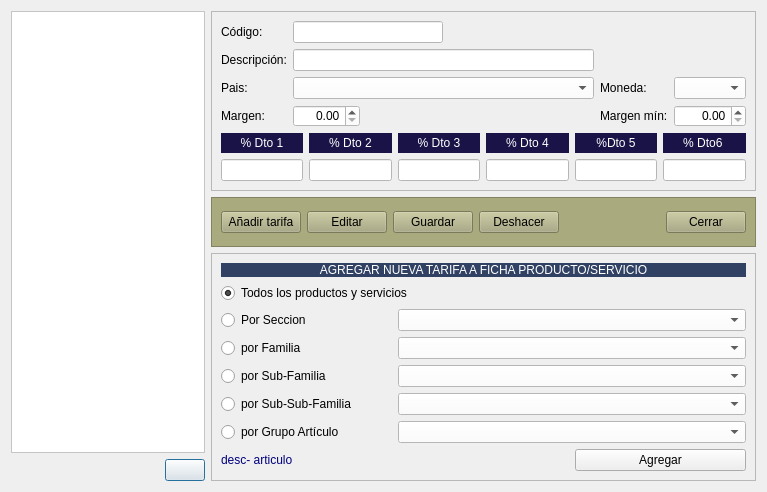
The window that Almacen/frmtipostarifa.ui (arcnexus/RedFoX) describes before a commit, drawn with Qt 5.
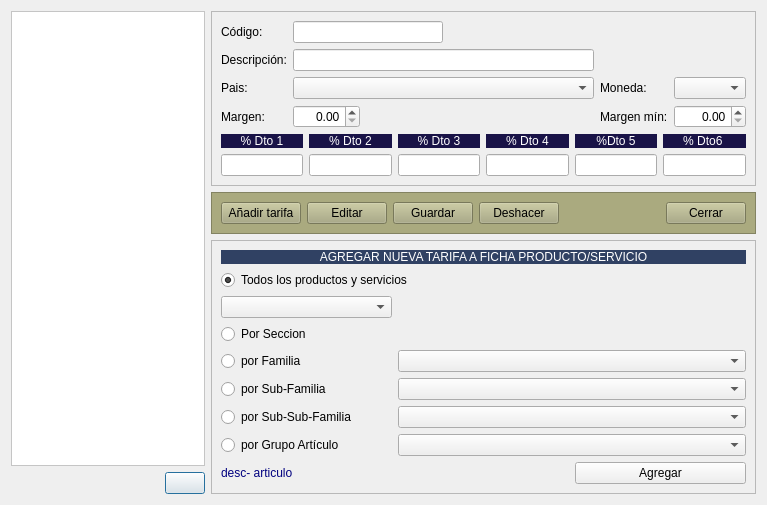
The same window after the commit. Icons and pictures are not drawn.

The edit to the form file:
```diff
--- a/Almacen/frmtipostarifa.ui
+++ b/Almacen/frmtipostarifa.ui
@@ -48,9 +48,6 @@
           <height>16777215</height>
          </size>
         </property>
-        <property name="styleSheet">
-         <string notr="true">background-color: rgb(255, 255, 255);</string>
-        </property>
        </widget>
       </item>
       <item row="1" column="0">
@@ -67,11 +64,7 @@
        </widget>
       </item>
       <item row="1" column="1">
-       <widget class="QLineEdit" name="txtDescripcion">
-        <property name="styleSheet">
-         <string notr="true">background-color: rgb(255, 255, 255);</string>
-        </property>
-       </widget>
+       <widget class="QLineEdit" name="txtDescripcion"/>
       </item>
       <item row="2" column="0">
        <widget class="QLabel" name="label_6">
@@ -81,11 +74,7 @@
        </widget>
       </item>
       <item row="2" column="1">
-       <widget class="QComboBox" name="cboPais">
-        <property name="styleSheet">
-         <string notr="true">background-color: rgb(255, 255, 255);</string>
-        </property>
-       </widget>
+       <widget class="QComboBox" name="cboPais"/>
       </item>
       <item row="2" column="2">
        <widget class="QLabel" name="label_7">
@@ -95,11 +84,7 @@
        </widget>
       </item>
       <item row="2" column="3">
-       <widget class="QComboBox" name="cboMoneda">
-        <property name="styleSheet">
-         <string notr="true">background-color: rgb(255, 255, 255);</string>
-        </property>
-       </widget>
+       <widget class="QComboBox" name="cboMoneda"/>
       </item>
       <item row="3" column="0">
        <widget class="QLabel" name="label_13">
@@ -116,9 +101,6 @@
           <height>16777215</height>
          </size>
         </property>
-        <property name="styleSheet">
-         <string notr="true">background-color: rgb(255, 255, 255);</string>
-        </property>
         <property name="alignment">
          <set>Qt::AlignRight|Qt::AlignTrailing|Qt::AlignVCenter</set>
         </property>
@@ -133,9 +115,6 @@
       </item>
       <item row="3" column="3">
        <widget class="QDoubleSpinBox" name="spnMargen_min">
-        <property name="styleSheet">
-         <string notr="true">background-color: rgb(255, 255, 255);</string>
-        </property>
         <property name="alignment">
          <set>Qt::AlignRight|Qt::AlignTrailing|Qt::AlignVCenter</set>
         </property>
@@ -228,46 +207,22 @@
          </widget>
         </item>
         <item row="1" column="0">
-         <widget class="QLineEdit" name="txtporc_dto1">
-          <property name="styleSheet">
-           <string notr="true">background-color: rgb(255, 255, 255);</string>
-          </property>
-         </widget>
+         <widget class="QLineEdit" name="txtporc_dto1"/>
         </item>
         <item row="1" column="1">
-         <widget class="QLineEdit" name="txtporc_dto2">
-          <property name="styleSheet">
-           <string notr="true">background-color: rgb(255, 255, 255);</string>
-          </property>
-         </widget>
+         <widget class="QLineEdit" name="txtporc_dto2"/>
         </item>
         <item row="1" column="2">
-         <widget class="QLineEdit" name="txtporc_dto3">
-          <property name="styleSheet">
-           <string notr="true">background-color: rgb(255, 255, 255);</string>
-          </property>
-         </widget>
+         <widget class="QLineEdit" name="txtporc_dto3"/>
         </item>
         <item row="1" column="3">
-         <widget class="QLineEdit" name="txtporc_dto4">
-          <property name="styleSheet">
-           <string notr="true">background-color: rgb(255, 255, 255);</string>
-          </property>
-         </widget>
+         <widget class="QLineEdit" name="txtporc_dto4"/>
         </item>
         <item row="1" column="4">
-         <widget class="QLineEdit" name="txtporc_dto5">
-          <property name="styleSheet">
-           <string notr="true">background-color: rgb(255, 255, 255);</string>
-          </property>
-         </widget>
+         <widget class="QLineEdit" name="txtporc_dto5"/>
         </item>
         <item row="1" column="5">
-         <widget class="QLineEdit" name="txtporc_dto6">
-          <property name="styleSheet">
-           <string notr="true">background-color: rgb(255, 255, 255);</string>
-          </property>
-         </widget>
+         <widget class="QLineEdit" name="txtporc_dto6"/>
         </item>
        </layout>
       </item>
@@ -334,6 +289,9 @@
      <layout class="QGridLayout" name="gridLayout_3">
       <item row="0" column="5">
        <widget class="QPushButton" name="btnCerrar">
+        <property name="styleSheet">
+         <string notr="true">color: rgb(0, 0, 0);</string>
+        </property>
         <property name="text">
          <string>Cerrar</string>
         </property>
@@ -364,6 +322,9 @@
       </item>
       <item row="0" column="2">
        <widget class="QPushButton" name="btnGuardar">
+        <property name="styleSheet">
+         <string notr="true">color: rgb(0, 0, 0);</string>
+        </property>
         <property name="text">
          <string>Guardar</string>
         </property>
@@ -381,6 +342,9 @@
       </item>
       <item row="0" column="3">
        <widget class="QPushButton" name="btnDeshacer">
+        <property name="styleSheet">
+         <string notr="true">color: rgb(0, 0, 0);</string>
+        </property>
         <property name="text">
          <string>Deshacer</string>
         </property>
@@ -398,6 +362,9 @@
       </item>
       <item row="0" column="1">
        <widget class="QPushButton" name="btnEditar">
+        <property name="styleSheet">
+         <string notr="true">color: rgb(0, 0, 0);</string>
+        </property>
         <property name="text">
          <string>Editar</string>
         </property>
@@ -415,6 +382,9 @@
       </item>
       <item row="0" column="0">
        <widget class="QPushButton" name="btnAnadir">
+        <property name="styleSheet">
+         <string notr="true">color: rgb(0, 0, 0);</string>
+        </property>
         <property name="text">
          <string>Añadir tarifa</string>
         </property>
@@ -442,23 +412,24 @@
       <enum>QFrame::Raised</enum>
      </property>
      <layout class="QGridLayout" name="gridLayout_4">
-      <item row="0" column="0" colspan="3">
-       <widget class="QLabel" name="label_12">
-        <property name="maximumSize">
-         <size>
-          <width>16777215</width>
-          <height>20</height>
-         </size>
+      <item row="8" column="2">
+       <widget class="QPushButton" name="btnAgregarTarifa">
+        <property name="text">
+         <string>Agregar</string>
         </property>
-        <property name="styleSheet">
-         <string notr="true">background: #304163;
-color: rgb(255,255,255);</string>
-        </property>
+       </widget>
+      </item>
+      <item row="7" column="0">
+       <widget class="QRadioButton" name="radGrupoArticulo">
         <property name="text">
-         <string>AGREGAR NUEVA TARIFA A FICHA PRODUCTO/SERVICIO</string>
+         <string>por Grupo Artículo</string>
         </property>
-        <property name="alignment">
-         <set>Qt::AlignCenter</set>
+       </widget>
+      </item>
+      <item row="6" column="0">
+       <widget class="QRadioButton" name="radSubSubFamilia">
+        <property name="text">
+         <string>por Sub-Sub-Familia</string>
         </property>
        </widget>
       </item>
@@ -472,84 +443,47 @@
         </property>
        </widget>
       </item>
-      <item row="2" column="0">
+      <item row="3" column="0">
        <widget class="QRadioButton" name="radSeccion">
         <property name="text">
          <string>Por Seccion</string>
         </property>
        </widget>
       </item>
-      <item row="3" column="0">
+      <item row="4" column="0">
        <widget class="QRadioButton" name="radFamilia">
         <property name="text">
          <string>por Familia</string>
         </property>
        </widget>
       </item>
-      <item row="4" column="0">
-       <widget class="QRadioButton" name="radSubfamilia">
-        <property name="text">
-         <string>por Sub-Familia</string>
+      <item row="0" column="0" colspan="3">
+       <widget class="QLabel" name="label_12">
+        <property name="maximumSize">
+         <size>
+          <width>16777215</width>
+          <height>20</height>
+         </size>
         </property>
-       </widget>
-      </item>
-      <item row="5" column="0">
-       <widget class="QRadioButton" name="radSubSubFamilia">
-        <property name="text">
-         <string>por Sub-Sub-Familia</string>
+        <property name="styleSheet">
+         <string notr="true">background: #304163;
+color: rgb(255,255,255);</string>
         </property>
-       </widget>
-      </item>
-      <item row="6" column="0">
-       <widget class="QRadioButton" name="radGrupoArticulo">
         <property name="text">
-         <string>por Grupo Artículo</string>
+         <string>AGREGAR NUEVA TARIFA A FICHA PRODUCTO/SERVICIO</string>
         </property>
-       </widget>
-      </item>
-      <item row="7" column="2">
-       <widget class="QPushButton" name="btnAgregarTarifa">
-        <property name="text">
-         <string>Agregar</string>
-        </property>
-       </widget>
-      </item>
-      <item row="2" column="1" colspan="2">
-       <widget class="QComboBox" name="cboSeccion">
-        <property name="styleSheet">
-         <string notr="true">background-color: rgb(255, 255, 255);</string>
-        </property>
-       </widget>
-      </item>
-      <item row="3" column="1" colspan="2">
-       <widget class="QComboBox" name="cboFamilia">
-        <property name="styleSheet">
-         <string notr="true">background-color: rgb(255, 255, 255);</string>
+        <property name="alignment">
+         <set>Qt::AlignCenter</set>
         </property>
        </widget>
       </item>
       <item row="4" column="1" colspan="2">
-       <widget class="QComboBox" name="cboSubFamilia">
-        <property name="styleSheet">
-         <string notr="true">background-color: rgb(255, 255, 255);</string>
-        </property>
-       </widget>
+       <widget class="QComboBox" name="cboFamilia"/>
       </item>
-      <item row="5" column="1" colspan="2">
-       <widget class="QComboBox" name="cboSubSubFamilia">
-        <property name="styleSheet">
-         <string notr="true">background-color: rgb(255, 255, 255);</string>
-        </property>
-       </widget>
+      <item row="7" column="1" colspan="2">
+       <widget class="QComboBox" name="cboGrupoArticulo"/>
       </item>
-      <item row="6" column="1" colspan="2">
-       <widget class="QComboBox" name="cboGrupoArticulo">
-        <property name="styleSheet">
-         <string notr="true">background-color: rgb(255, 255, 255);</string>
-        </property>
-       </widget>
-      </item>
-      <item row="7" column="0" colspan="2">
+      <item row="8" column="0" colspan="2">
        <widget class="QLabel" name="lblDescArt">
         <property name="styleSheet">
          <string notr="true">color: rgb(0, 0, 127);</string>
@@ -559,6 +493,22 @@
         </property>
        </widget>
       </item>
+      <item row="6" column="1" colspan="2">
+       <widget class="QComboBox" name="cboSubSubFamilia"/>
+      </item>
+      <item row="5" column="0">
+       <widget class="QRadioButton" name="radSubfamilia">
+        <property name="text">
+         <string>por Sub-Familia</string>
+        </property>
+       </widget>
+      </item>
+      <item row="5" column="1" colspan="2">
+       <widget class="QComboBox" name="cboSubFamilia"/>
+      </item>
+      <item row="2" column="0">
+       <widget class="QComboBox" name="cboSeccion"/>
+      </item>
      </layout>
     </widget>
    </item>
```
Left out of the diff: 1 changed line with no effect on the pictures.
